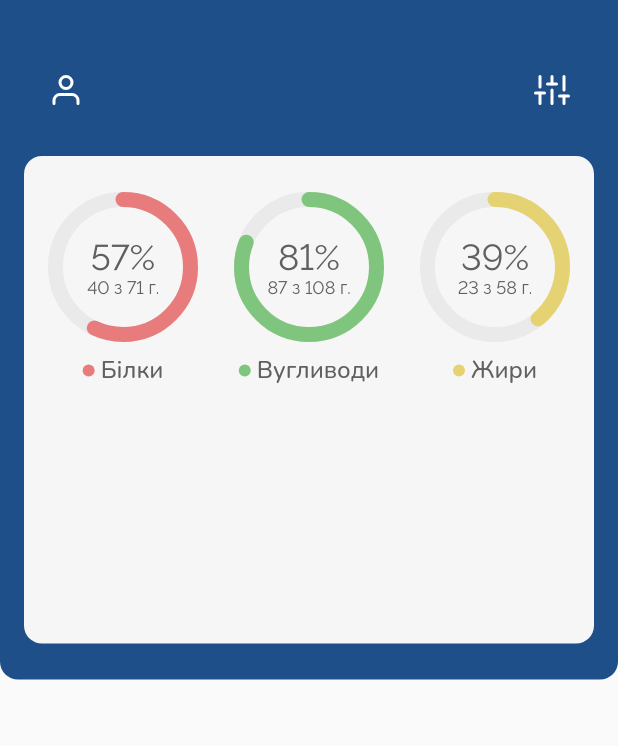
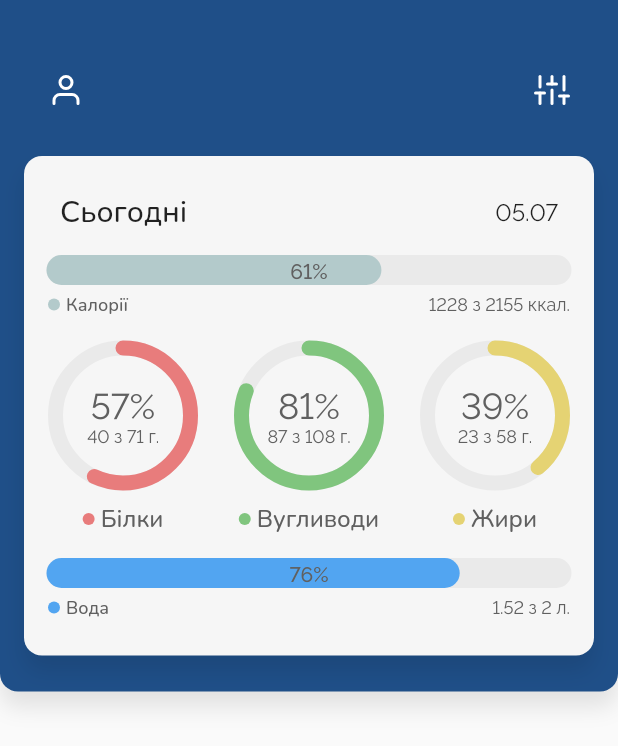
Before and after one commit to TonyPyzev/snidanok, a Flutter app: the screen it shows after launch, on a phone screen of 412 x 824 dp. Shown: the top 746 px of the screen. Run offline on Flutter 3.47's test engine with Material 2 defaults, Android fonts, the phone set to English and light mode, and no system bars; our stand-ins replace flutter_feather_icons.

Commit message:
Linear progress Bar & Nutrition Card

```diff
--- a/lib/presentation/screens/home/components/circular_progress_bar.dart
+++ b/lib/presentation/screens/home/components/circular_progress_bar.dart
@@ -75,12 +75,9 @@ class CircularProgressBar extends StatelessWidget {
 }
 
 class _CircularProgressBarPainter extends CustomPainter {
-  /// percent falue from .0 to 1.0
   final double progress;
   final Color progressColor;
   final Color progressBarColor;
-
-  /// default 5.0
   final double strokeWidth;
 
   _CircularProgressBarPainter(
--- /dev/null
+++ b/lib/presentation/screens/home/components/daily_nutrition_progress_card.dart
@@ -0,0 +1,108 @@
+import 'dart:ui';
+
+import 'package:flutter/material.dart';
+
+import '../../../../core/constants/app_border_radius.dart';
+import '../../../../core/constants/app_colors.dart';
+import '../../../../core/constants/app_paddings.dart';
+import 'nutrition_linear_progress_bar.dart';
+import 'nutrition_progress_bar.dart';
+
+class DailyNutritionProgressCard extends StatelessWidget {
+  const DailyNutritionProgressCard({
+    super.key,
+  });
+
+  @override
+  Widget build(BuildContext context) {
+    return Container(
+      padding: const EdgeInsets.symmetric(
+        vertical: AppPaddings.regular,
+        horizontal: AppPaddings.small,
+      ),
+      decoration: BoxDecoration(
+        color: AppColors.lightBackground,
+        borderRadius: BorderRadius.circular(
+          AppBorderRadius.regular,
+        ),
+        boxShadow: const [
+          BoxShadow(
+            color: Color(0x19000000),
+            blurRadius: 12,
+            offset: Offset(0, 10),
+            spreadRadius: 0,
+          ),
+        ],
+      ),
+      child: Column(
+        children: [
+          const Padding(
+            padding: EdgeInsets.symmetric(
+              horizontal: AppPaddings.tiny,
+            ),
+            child: Row(
+              mainAxisAlignment: MainAxisAlignment.spaceBetween,
+              children: [
+                Text(
+                  'Сьогодні',
+                  style: TextStyle(
+                    fontSize: 20,
+                    fontWeight: FontWeight.w500,
+                  ),
+                ),
+                Text(
+                  '05.07',
+                  style: TextStyle(
+                    fontFamily: 'Raleway',
+                    fontSize: 16,
+                    fontFeatures: [
+                      FontFeature('lnum'),
+                    ],
+                  ),
+                )
+              ],
+            ),
+          ),
+          const SizedBox(height: AppPaddings.small),
+          NutritionLinearProgressBar(
+            progress: 0.61,
+            progressColor: const Color(0xFFB3CACB),
+            label: 'Калорії',
+            additionalText: '${(2155 * 0.57).round()} з 2155 ккал.',
+          ),
+          const SizedBox(height: AppPaddings.small),
+          Row(
+            mainAxisAlignment: MainAxisAlignment.spaceBetween,
+            children: [
+              NutritionCircularProgressBar(
+                progress: 0.57,
+                additionalText: '${(71 * 0.57).round()} з 71 г.',
+                progressColor: const Color(0xFFE87C7C),
+                label: 'Білки',
+              ),
+              NutritionCircularProgressBar(
+                progress: 0.81,
+                additionalText: '${(108 * 0.81).round()} з 108 г.',
+                progressColor: const Color(0xFF80C57E),
+                label: 'Вугливоди',
+              ),
+              NutritionCircularProgressBar(
+                progress: 0.39,
+                additionalText: '${(58 * 0.39).round()} з 58 г.',
+                progressColor: const Color(0xFFE5D373),
+                label: 'Жири',
+              ),
+            ],
+          ),
+          const SizedBox(height: AppPaddings.small),
+          const NutritionLinearProgressBar(
+            progress: 0.76,
+            progressColor: Color(0xFF52A5F1),
+            label: 'Вода',
+            additionalText: '${(2 * 0.76)} з 2 л.',
+          ),
+        ],
+      ),
+    );
+  }
+}
--- /dev/null
+++ b/lib/presentation/screens/home/components/nutrition_linear_progress_bar.dart
@@ -0,0 +1,163 @@
+import 'dart:ui';
+
+import 'package:flutter/material.dart';
+
+import '../../../../core/constants/app_colors.dart';
+import '../../../../core/constants/app_paddings.dart';
+
+class NutritionLinearProgressBar extends StatelessWidget {
+  final double progress;
+  final Color progressColor;
+  final Color progressBarColor;
+  final double strokeWidth;
+  final String additionalText;
+  final String label;
+
+  const NutritionLinearProgressBar({
+    super.key,
+    required this.progress,
+    required this.progressColor,
+    this.progressBarColor = const Color(0xFFEAEAEA),
+    this.strokeWidth = 20,
+    required this.additionalText,
+    required this.label,
+  });
+
+  @override
+  Widget build(BuildContext context) {
+    return Column(
+      children: [
+        SizedBox(
+          width: double.infinity,
+          height: strokeWidth,
+          child: CustomPaint(
+            painter: _LinearProgressBarPainter(
+              progress,
+              progressColor,
+              progressBarColor,
+              strokeWidth,
+            ),
+            child: Center(
+              child: Text(
+                '${(progress * 100).round()}%',
+                style: const TextStyle(
+                  fontSize: 14,
+                  fontFamily: 'Raleway',
+                  fontWeight: FontWeight.w500,
+                  fontFeatures: [
+                    FontFeature('lnum'),
+                  ],
+                  color: AppColors.font,
+                ),
+              ),
+            ),
+          ),
+        ),
+        const SizedBox(height: AppPaddings.tiny / 2),
+        Row(
+          mainAxisAlignment: MainAxisAlignment.spaceBetween,
+          children: [
+            Row(
+              mainAxisSize: MainAxisSize.min,
+              children: [
+                Container(
+                  width: 8,
+                  height: 8,
+                  decoration: BoxDecoration(
+                    shape: BoxShape.circle,
+                    color: progressColor,
+                  ),
+                ),
+                const SizedBox(width: AppPaddings.tiny / 2),
+                Text(
+                  label,
+                  style: const TextStyle(
+                    fontSize: 12,
+                    fontWeight: FontWeight.w500,
+                    color: AppColors.font,
+                  ),
+                )
+              ],
+            ),
+            Text(
+              additionalText,
+              style: const TextStyle(
+                fontSize: 12,
+                fontFamily: 'Raleway',
+                fontFeatures: [
+                  FontFeature('lnum'),
+                ],
+                color: AppColors.font,
+              ),
+            ),
+          ],
+        )
+      ],
+    );
+  }
+}
+
+class _LinearProgressBarPainter extends CustomPainter {
+  final double progress;
+  final Color progressColor;
+  final Color progressBarColor;
+  final double strokeWidth;
+
+  _LinearProgressBarPainter(
+    this.progress,
+    this.progressColor,
+    this.progressBarColor,
+    this.strokeWidth,
+  );
+
+  @override
+  void paint(Canvas canvas, Size size) {
+    _drawProgressBar(canvas, size);
+    _drawProgress(canvas, size);
+  }
+
+  void _drawProgress(Canvas canvas, Size size) {
+    final paint = Paint()
+      ..style = PaintingStyle.stroke
+      ..color = progressColor
+      ..strokeWidth = strokeWidth
+      ..strokeCap = StrokeCap.round;
+
+    canvas.drawLine(
+      Offset(
+        strokeWidth / 2 - 1,
+        strokeWidth / 2 - 1,
+      ),
+      Offset(
+        size.width * progress,
+        strokeWidth / 2 - 1,
+      ),
+      paint,
+    );
+  }
+
+  void _drawProgressBar(Canvas canvas, Size size) {
+    final paint = Paint()
+      ..style = PaintingStyle.stroke
+      ..color = progressBarColor
+      ..strokeWidth = strokeWidth
+      ..strokeCap = StrokeCap.round;
+
+    canvas.drawLine(
+      Offset(
+        strokeWidth / 2 - 1,
+        strokeWidth / 2 - 1,
+      ),
+      Offset(
+        size.width - strokeWidth / 2 + 1,
+        strokeWidth / 2 - 1,
+      ),
+      paint,
+    );
+  }
+
+  @override
+  bool shouldRepaint(covariant CustomPainter oldDelegate) {
+    return true;
+  }
+}
--- a/lib/presentation/screens/home/components/nutrition_progress_bar.dart
+++ b/lib/presentation/screens/home/components/nutrition_progress_bar.dart
@@ -4,7 +4,7 @@ import '../../../../core/constants/app_colors.dart';
 import '../../../../core/constants/app_paddings.dart';
 import 'circular_progress_bar.dart';
 
-class NutritionProgressBar extends StatelessWidget {
+class NutritionCircularProgressBar extends StatelessWidget {
   /// percent falue from .0 to 1.0
   final double progress;
   final Color progressColor;
@@ -17,7 +17,7 @@ class NutritionProgressBar extends StatelessWidget {
   final String additionalText;
   final String label;
 
-  const NutritionProgressBar({
+  const NutritionCircularProgressBar({
     super.key,
     required this.progress,
     required this.progressColor,
@@ -60,7 +60,7 @@ class NutritionProgressBar extends StatelessWidget {
               ),
             )
           ],
-        )
+        ),
       ],
     );
   }
--- a/lib/presentation/screens/home/home_screen.dart
+++ b/lib/presentation/screens/home/home_screen.dart
@@ -4,7 +4,7 @@ import 'package:flutter_feather_icons/flutter_feather_icons.dart';
 import '../../../core/constants/app_border_radius.dart';
 import '../../../core/constants/app_colors.dart';
 import '../../../core/constants/app_paddings.dart';
-import 'components/nutrition_progress_bar.dart';
+import 'components/daily_nutrition_progress_card.dart';
 
 class HomeScreen extends StatefulWidget {
   static const String pageRoute = '/';
@@ -27,6 +27,14 @@ class _HomeScreenState extends State<HomeScreen> {
               borderRadius: BorderRadius.vertical(
                 bottom: Radius.circular(AppBorderRadius.regular),
               ),
+              boxShadow: [
+                BoxShadow(
+                  color: Color(0x19000000),
+                  blurRadius: 12,
+                  offset: Offset(0, 10),
+                  spreadRadius: 0,
+                ),
+              ],
             ),
             padding: const EdgeInsets.only(
               top: AppPaddings.big,
@@ -66,42 +74,7 @@ class _HomeScreenState extends State<HomeScreen> {
                     ),
                   ),
                   const SizedBox(height: AppPaddings.medium),
-                  Container(
-                    height: 325,
-                    padding: const EdgeInsets.symmetric(
-                      vertical: AppPaddings.regular,
-                      horizontal: AppPaddings.small,
-                    ),
-                    decoration: BoxDecoration(
-                      color: AppColors.lightBackground,
-                      borderRadius: BorderRadius.circular(
-                        AppBorderRadius.regular,
-                      ),
-                    ),
-                    child: Row(
-                      mainAxisAlignment: MainAxisAlignment.spaceBetween,
-                      children: [
-                        NutritionProgressBar(
-                          progress: 0.57,
-                          additionalText: '${(71 * 0.57).round()} з 71 г.',
-                          progressColor: const Color(0xFFE87C7C),
-                          label: 'Білки',
-                        ),
-                        NutritionProgressBar(
-                          progress: 0.81,
-                          additionalText: '${(108 * 0.81).round()} з 108 г.',
-                          progressColor: const Color(0xFF80C57E),
-                          label: 'Вугливоди',
-                        ),
-                        NutritionProgressBar(
-                          progress: 0.39,
-                          additionalText: '${(58 * 0.39).round()} з 58 г.',
-                          progressColor: const Color(0xFFE5D373),
-                          label: 'Жири',
-                        ),
-                      ],
-                    ),
-                  ),
+                  const DailyNutritionProgressCard(),
                 ],
               ),
             ),
```
